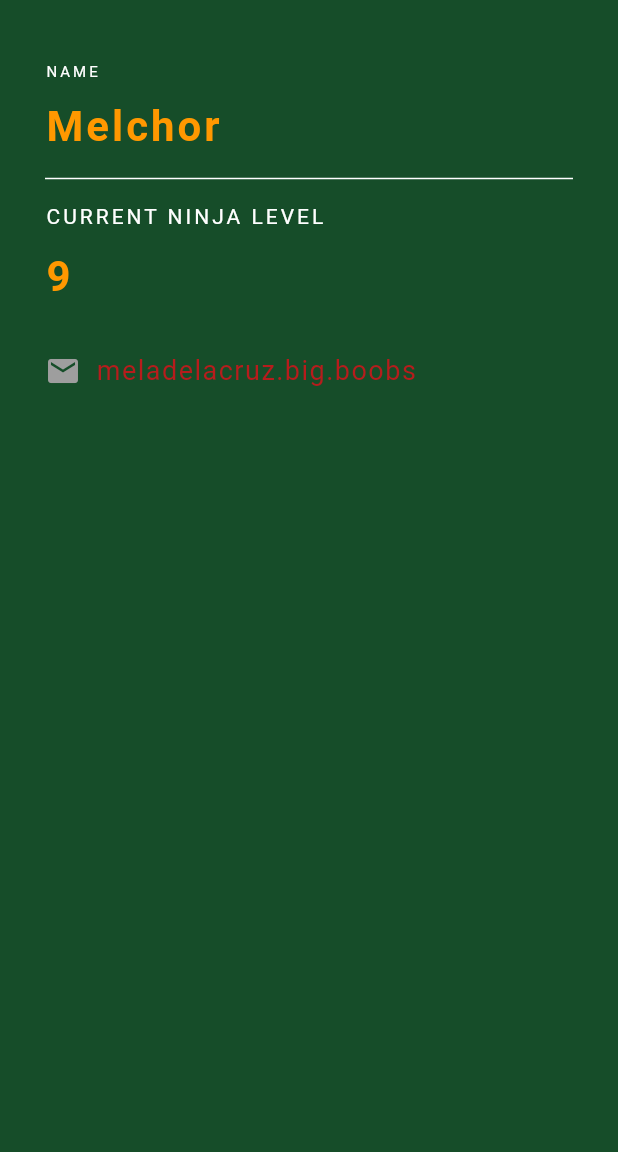
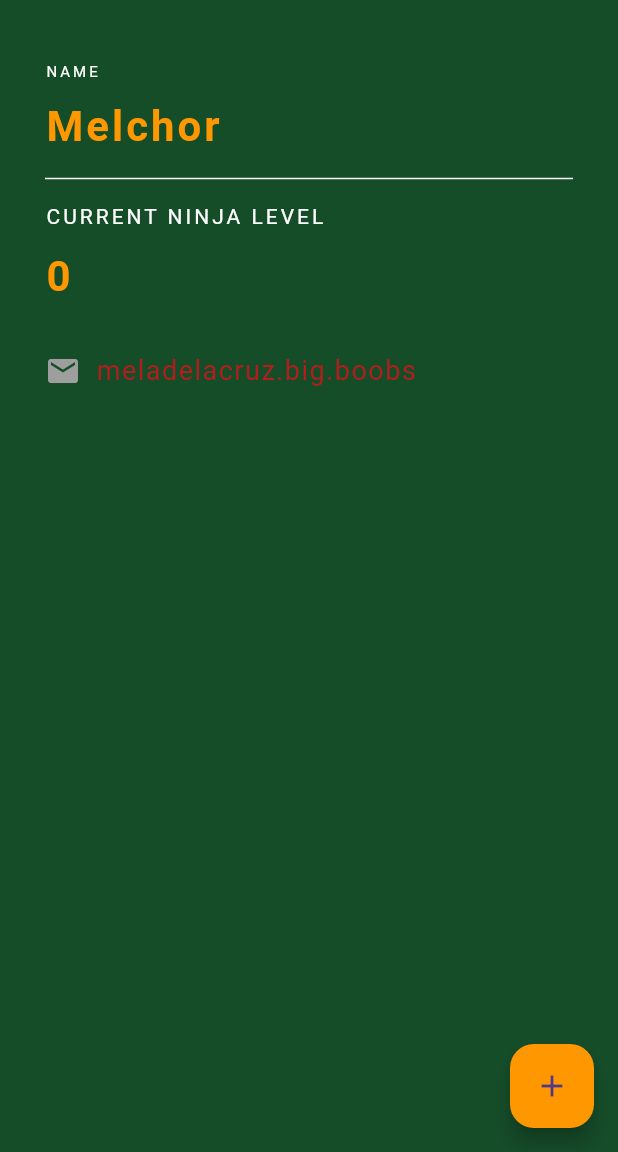
Before and after one commit to jomar-git-comsci/ninja-id, a Flutter app: the screen it shows after launch, on a phone screen of 412 x 824 dp, the part 84-1236 px from its top. Run offline on Flutter 3.47's test engine with Material 3 defaults, Android fonts, the light colour scheme and no system bars.

Commit message:
last commit

```diff
--- a/lib/main.dart
+++ b/lib/main.dart
@@ -6,8 +6,16 @@
   ));
 }
 
-class NinjaCard extends StatelessWidget {
+class NinjaCard extends StatefulWidget {
   const NinjaCard({super.key});
+
+  @override
+  State<NinjaCard> createState() => _NinjaCardState();
+}
+
+class _NinjaCardState extends State<NinjaCard> {
+
+  int ninjaLevel = 0;
 
   @override
   Widget build(BuildContext context) {
@@ -18,11 +26,21 @@
           title: const Text('Ninja ID Card'),
           centerTitle: true,
         ),
-        body: const Padding(padding: EdgeInsets.fromLTRB(30, 40, 30, 0),
+        floatingActionButton: FloatingActionButton(
+         onPressed:(){
+          setState(() {
+            ninjaLevel += 1;
+          });
+         },
+         backgroundColor: Colors.orange,
+         child: const Icon(Icons.add),
+        ),
+
+        body: Padding(padding: const EdgeInsets.fromLTRB(30, 40, 30, 0),
         child: Column(
           crossAxisAlignment: CrossAxisAlignment.start,
           children: [
-            Text(
+            const Text(
               'NAME',
               style: TextStyle(
                 color: Colors.white,
@@ -30,8 +48,8 @@
                 letterSpacing: 2,
               ),
             ),
-            SizedBox(height: 10,),
-            Text(
+            const SizedBox(height: 10,),
+            const Text(
               'Melchor',
               style: TextStyle(
                 color: Colors.orange,
@@ -40,30 +58,31 @@
                 fontWeight: FontWeight.bold
               ),
             ),
-             Divider(
+             const Divider(
               height: 30,
               color: Colors.white,
 
              ),
-             Text(
+
+             const Text(
               'CURRENT NINJA LEVEL',
               style: TextStyle(
                 color: Colors.white,
                 letterSpacing: 2,
               ),
             ),
-             SizedBox(height: 10,),
+             const SizedBox(height: 10,),
             Text(
-              '9',
-              style: TextStyle(
+              '$ninjaLevel',
+              style: const TextStyle(
                 color: Colors.orange,
                 fontSize: 28,
                 letterSpacing: 2,
                 fontWeight: FontWeight.bold
               ),
             ),
-            SizedBox(height: 30,),
-            Row(
+            const SizedBox(height: 30,),
+            const Row(
               children: [
                 Icon(
                   Icons.email,
```
